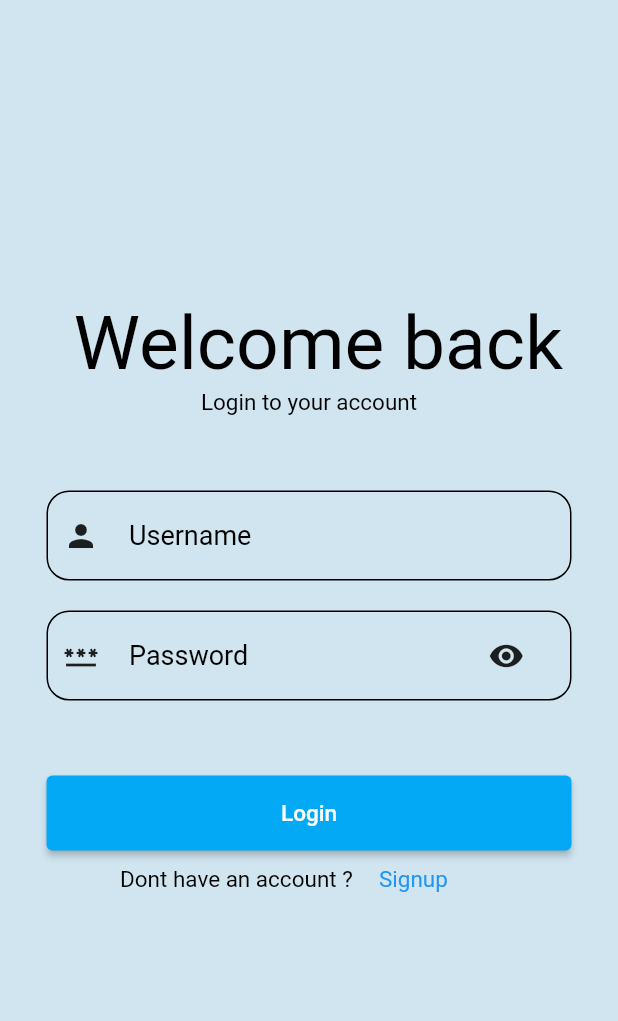
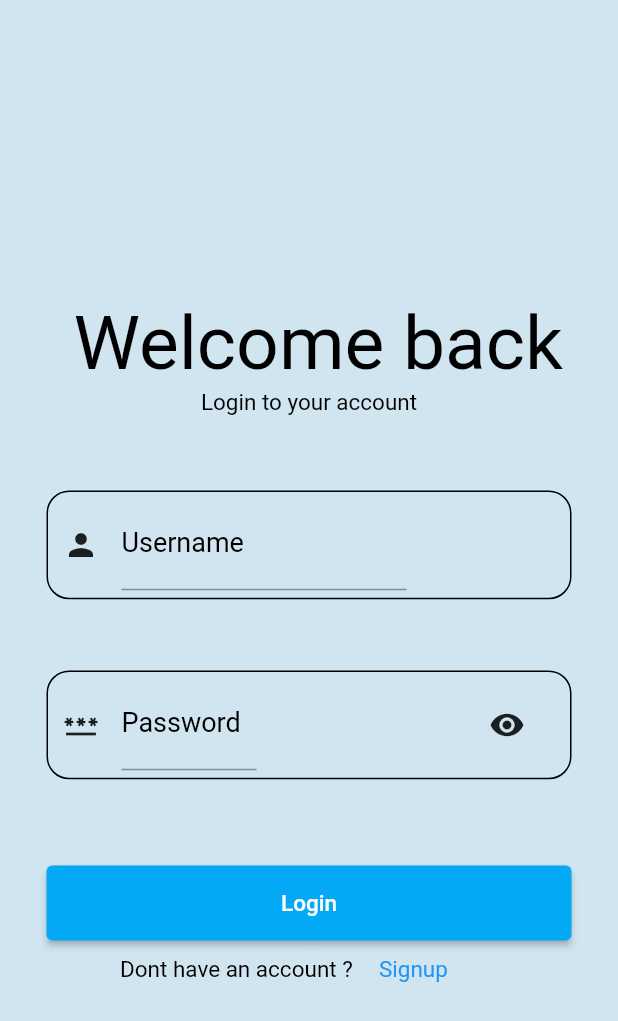
Before and after one commit to Thanh-TCT/baitap3, a Flutter app: the screen it shows after launch, after a tap on "Login", on a phone screen of 412 x 824 dp. Shown: the top 1021 px of the screen. Run offline on Flutter 3.47's test engine with Material 2 defaults, Android fonts, the phone set to English and light mode, and no system bars; our stand-ins replace dio; network calls fail.

Commit message:
update baitap3

```diff
--- a/lib/homepage.dart
+++ b/lib/homepage.dart
@@ -11,6 +11,11 @@ class homepage extends StatefulWidget {
   @override
   State<homepage> createState() => _homepageState();
 }
+
+final usernameController = TextEditingController();
+final passwordController = TextEditingController();
+String username = "username";
+String password = "password";
 
 class _homepageState extends State<homepage> {
   Future<int?> postData() async {
@@ -27,7 +32,8 @@ class _homepageState extends State<homepage> {
   Widget build(BuildContext context) {
     return Scaffold(
       backgroundColor: Color.fromARGB(255, 208, 229, 240),
-      body: Column(
+      body: SingleChildScrollView(
+        child: Column(
           children: [
             Divider(
               height: 200,
@@ -50,7 +56,8 @@ class _homepageState extends State<homepage> {
             ),
             SizedBox(
               width: 350,
-            height: 60,
+              height: 80,
+              child: SingleChildScrollView(
                 child: Container(
                   decoration: BoxDecoration(
                       shape: BoxShape.rectangle,
@@ -62,23 +69,31 @@ class _homepageState extends State<homepage> {
                         padding: EdgeInsets.all(10),
                         child: Icon(Icons.person),
                       ),
-                  Container(
-                    padding: EdgeInsets.all(10),
-                    child: Text(
-                      'Username',
-                      style: TextStyle(color: Colors.black, fontSize: 18),
+                      SizedBox(
+                        width: 200,
+                        child: Container(
+                          padding: EdgeInsets.all(5),
+                          child: TextField(
+                            controller: usernameController,
+                            decoration: InputDecoration(
+                                labelText: "Username",
+                                labelStyle: TextStyle(
+                                    color: Colors.black, fontSize: 18)),
+                          ),
                         ),
                       ),
                     ],
                   ),
                 ),
               ),
+            ),
             SizedBox(
-            height: 20,
+              height: 40,
             ),
             SizedBox(
               width: 350,
-            height: 60,
+              height: 80,
+              child: SingleChildScrollView(
                 child: Container(
                   decoration: BoxDecoration(
                       shape: BoxShape.rectangle,
@@ -90,11 +105,17 @@ class _homepageState extends State<homepage> {
                         padding: EdgeInsets.all(10),
                         child: Icon(Icons.password),
                       ),
-                  Container(
-                    padding: EdgeInsets.all(10),
-                    child: Text(
-                      'Password',
-                      style: TextStyle(color: Colors.black, fontSize: 18),
+                      SizedBox(
+                        width: 100,
+                        child: Container(
+                          padding: EdgeInsets.all(5),
+                          child: TextField(
+                            controller: passwordController,
+                            decoration: InputDecoration(
+                                labelText: "Password",
+                                labelStyle: TextStyle(
+                                    color: Colors.black, fontSize: 18)),
+                          ),
                         ),
                       ),
                       Divider(
@@ -108,6 +129,7 @@ class _homepageState extends State<homepage> {
                         ),
                       ),
                     ],
+                  ),
                 ),
               ),
             ),
@@ -131,15 +153,21 @@ class _homepageState extends State<homepage> {
                   ),
                   onPressed: () async {
                     final statusC = await postData();
+                    final username = "thanhdeptrai";
+                    final password = "123456";
+                    print(statusC);
 
-                  print(statusC);
-                  if (statusC == 200) {
+                    if (username == usernameController.text &&
+                        password == passwordController.text &&
+                        statusC == 200) {
                       Navigator.push(
                           context,
                           MaterialPageRoute(
                               builder: (context) => const loginpage()));
+                      setState(() {});
                     } else {
-                    print("Fail");
+                      print("Username or password wrong");
+                      setState(() {});
                     }
                   },
                 ),
@@ -168,6 +196,7 @@ class _homepageState extends State<homepage> {
             ),
           ],
         ),
+      ),
     );
   }
 }
```
Lines whose indentation alone changed are shown as unchanged.
